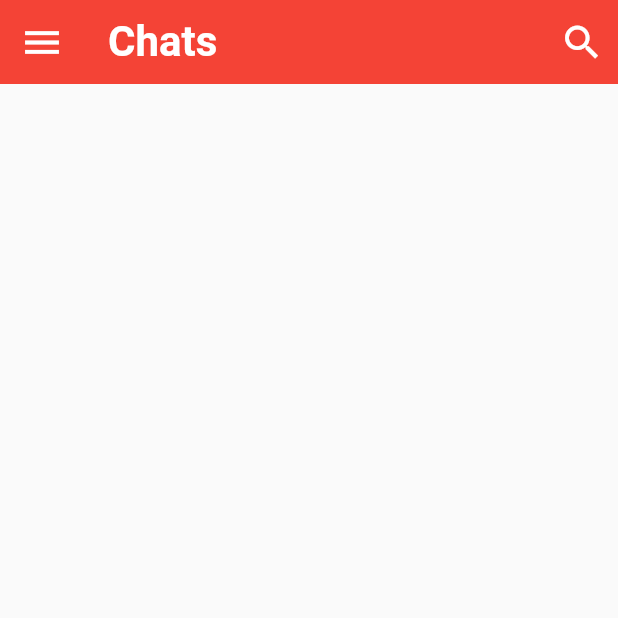
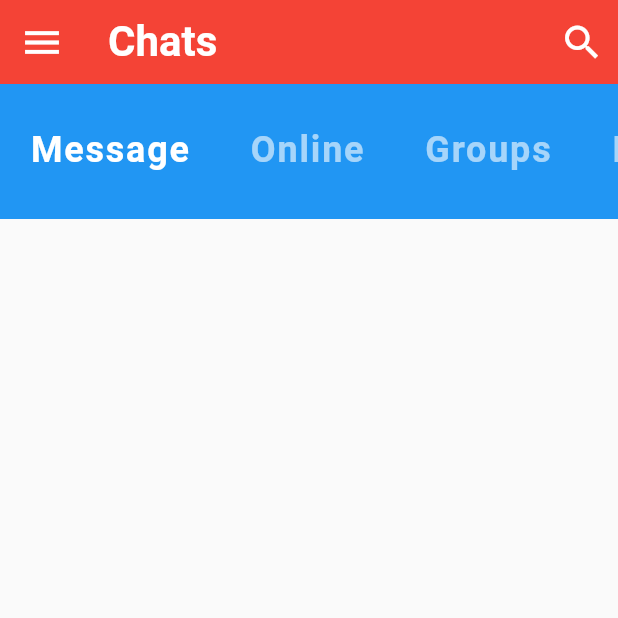
Before and after one commit to DenimCity/flutter-chatbox-ui, a Flutter app: the screen it shows after launch, on a phone screen of 412 x 824 dp, the top half of it. Run offline on Flutter 3.47's test engine with Material 2 defaults, Android fonts, the phone set to English and light mode, and no system bars.

Commit message:
chore: rendering category scroll list w/ selected category

```diff
--- a/lib/screens/home_screen.dart
+++ b/lib/screens/home_screen.dart
@@ -1,3 +1,4 @@
+import 'package:chat_box/widgets/category_selector.dart';
 import 'package:flutter/material.dart';
 
 class HomeScreen extends StatefulWidget {
@@ -28,6 +29,9 @@ class _HomeScreenState extends State<HomeScreen> {
           )
         ],
       ),
+      body: Column(
+        children: <Widget>[CategorySelector()],
+      ),
     );
   }
 }
--- /dev/null
+++ b/lib/widgets/category_selector.dart
@@ -0,0 +1,35 @@
+import 'package:flutter/material.dart';
+
+class CategorySelector extends StatefulWidget {
+  @override
+  _CategorySelectorState createState() => _CategorySelectorState();
+}
+
+class _CategorySelectorState extends State<CategorySelector> {
+  final selectedINdex = 0;
+  final List<String> categories = ["Message", "Online", "Groups", "Requests"];
+  @override
+  Widget build(BuildContext context) {
+    return Container(
+      height: 90.0,
+      color: Colors.blue,
+      child: ListView.builder(
+        scrollDirection: Axis.horizontal,
+        itemCount: categories.length,
+        itemBuilder: (BuildContext context, int index) {
+          return Padding(
+            padding: EdgeInsets.symmetric(horizontal: 20.0, vertical: 30.0),
+            child: Text(
+              categories[index],
+              style: TextStyle(
+                  color: index == selectedINdex ? Colors.white : Colors.white60,
+                  fontSize: 24.0,
+                  fontWeight: FontWeight.bold,
+                  letterSpacing: 1.2),
+            ),
+          );
+        },
+      ),
+    );
+  }
+}
```
